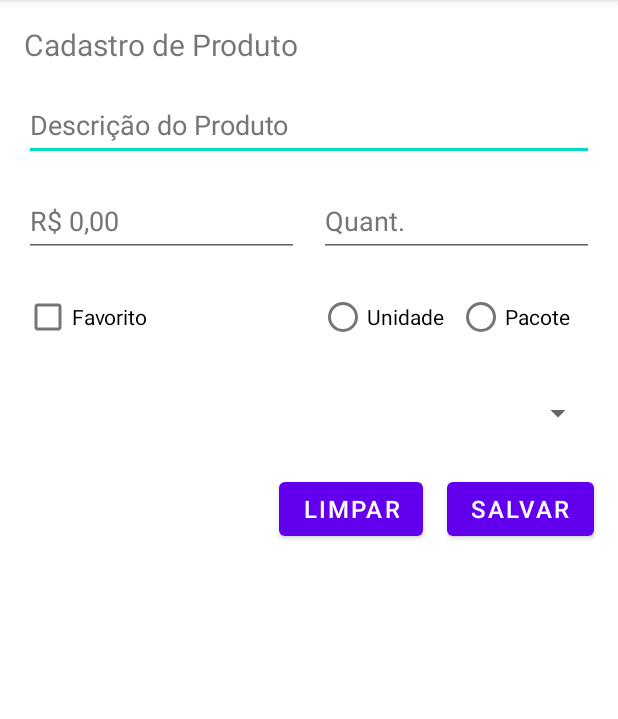
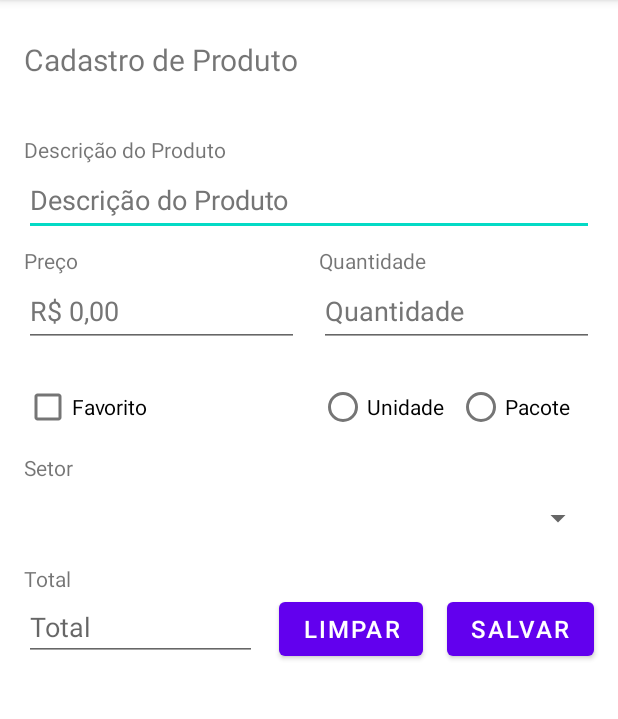
Before and after one commit to erikvalcezio/java-projects-utfpr, an Android app: the screen it shows after launch (MainActivity), on a phone screen of 412 x 824 dp, the part 84-803 px from its top. Run offline under Robolectric (Android 15) with nearby library versions, the phone set to English and light mode, and no system bars.

Commit message:
Android projeto Compensa

```diff
--- a/Desenvolvimento Java Para Dispositivos Moveis/Compensa/app/src/main/java/br/edu/utfpr/erikvalcezio/MainActivity.java
+++ b/Desenvolvimento Java Para Dispositivos Moveis/Compensa/app/src/main/java/br/edu/utfpr/erikvalcezio/MainActivity.java
@@ -24,6 +24,8 @@ public class MainActivity extends AppCompatActivity {
         this.descricaoProduto.setText("");
         this.preco.setText("");
         this.quantidade.setText("");
+
+        this.descricaoProduto.hasFocus();
     }
 
 }
--- a/Desenvolvimento Java Para Dispositivos Moveis/Compensa/app/src/main/res/layout/activity_main.xml
+++ b/Desenvolvimento Java Para Dispositivos Moveis/Compensa/app/src/main/res/layout/activity_main.xml
@@ -11,7 +11,7 @@
         android:layout_width="wrap_content"
         android:layout_height="wrap_content"
         android:layout_marginLeft="16dp"
-        android:layout_marginTop="16dp"
+        android:layout_marginTop="26dp"
         android:text="@string/cadastro_de_produto"
         android:textSize="20sp"
         app:layout_constraintLeft_toLeftOf="parent"
@@ -22,7 +22,7 @@
         android:id="@+id/editTextTextPersonNameDescricaoProduto"
         android:layout_width="380dp"
         android:layout_height="48dp"
-        android:layout_marginTop="16dp"
+        android:layout_marginTop="56dp"
         android:autofillHints=""
         android:ems="10"
         android:hint="@string/descricao_do_produto"
@@ -37,11 +37,11 @@
         android:id="@+id/editTextTextPersonNamePreco"
         android:layout_width="183dp"
         android:layout_height="48dp"
-        android:layout_marginTop="16dp"
+        android:layout_marginTop="26dp"
         android:autofillHints=""
         android:ems="10"
         android:hint="@string/preco_reais"
-        android:inputType="number"
+        android:inputType="numberDecimal"
         android:minHeight="48dp"
         android:textColorHint="#757575"
         app:layout_constraintStart_toStartOf="@+id/editTextTextPersonNameDescricaoProduto"
@@ -51,7 +51,7 @@
         android:id="@+id/editTextTextPersonNameQuantidade"
         android:layout_width="183dp"
         android:layout_height="48dp"
-        android:layout_marginTop="16dp"
+        android:layout_marginTop="26dp"
         android:autofillHints=""
         android:ems="10"
         android:hint="@string/quantidade"
@@ -89,7 +89,7 @@
         android:id="@+id/spinner"
         android:layout_width="380dp"
         android:layout_height="48dp"
-        android:layout_marginTop="16dp"
+        android:layout_marginTop="26dp"
         android:contentDescription="@string/setor"
         app:layout_constraintStart_toStartOf="@+id/editTextTextPersonNamePreco"
         app:layout_constraintTop_toBottomOf="@+id/radioGroup" />
@@ -107,7 +107,7 @@
         android:id="@+id/buttonLimpar"
         android:layout_width="wrap_content"
         android:layout_height="wrap_content"
-        android:layout_marginTop="16dp"
+        android:layout_marginTop="26dp"
         android:layout_marginEnd="16dp"
         android:layout_marginRight="16dp"
         android:onClick="limparCampos"
@@ -120,10 +120,63 @@
         android:id="@+id/button2"
         android:layout_width="wrap_content"
         android:layout_height="wrap_content"
-        android:layout_marginTop="16dp"
+        android:layout_marginTop="26dp"
         android:text="@string/salvar"
         android:textSize="16sp"
         app:layout_constraintEnd_toEndOf="@+id/spinner"
         app:layout_constraintTop_toBottomOf="@+id/spinner" />
 
+    <TextView
+        android:id="@+id/textView3"
+        android:layout_width="wrap_content"
+        android:layout_height="wrap_content"
+        android:text="@string/preco"
+        app:layout_constraintBottom_toTopOf="@+id/editTextTextPersonNamePreco"
+        app:layout_constraintStart_toStartOf="@+id/editTextTextPersonNamePreco" />
+
+    <TextView
+        android:id="@+id/textView7"
+        android:layout_width="wrap_content"
+        android:layout_height="wrap_content"
+        android:text="@string/total"
+        app:layout_constraintBottom_toTopOf="@+id/editTextNumberDecimal"
+        app:layout_constraintStart_toStartOf="@+id/editTextNumberDecimal" />
+
+    <TextView
+        android:id="@+id/textView6"
+        android:layout_width="wrap_content"
+        android:layout_height="wrap_content"
+        android:text="@string/setor"
+        app:layout_constraintBottom_toTopOf="@+id/spinner"
+        app:layout_constraintStart_toStartOf="@+id/spinner" />
+
+    <TextView
+        android:id="@+id/textView4"
+        android:layout_width="wrap_content"
+        android:layout_height="wrap_content"
+        android:text="@string/quantidade"
+        app:layout_constraintBottom_toTopOf="@+id/editTextTextPersonNameQuantidade"
+        app:layout_constraintStart_toStartOf="@+id/editTextTextPersonNameQuantidade" />
+
+    <TextView
+        android:id="@+id/textView5"
+        android:layout_width="wrap_content"
+        android:layout_height="wrap_content"
+        android:text="@string/descricao_do_produto"
+        app:layout_constraintBottom_toTopOf="@+id/editTextTextPersonNameDescricaoProduto"
+        app:layout_constraintStart_toStartOf="@+id/editTextTextPersonNameDescricaoProduto" />
+
+    <EditText
+        android:id="@+id/editTextNumberDecimal"
+        android:layout_width="155dp"
+        android:layout_height="45dp"
+        android:layout_marginTop="26dp"
+        android:ems="10"
+        android:hint="@string/total"
+        android:inputType="numberDecimal"
+        android:minHeight="48dp"
+        android:visibility="visible"
+        app:layout_constraintStart_toStartOf="@+id/spinner"
+        app:layout_constraintTop_toBottomOf="@+id/spinner" />
+
 </androidx.constraintlayout.widget.ConstraintLayout>
--- a/Desenvolvimento Java Para Dispositivos Moveis/Compensa/app/src/main/res/values/strings.xml
+++ b/Desenvolvimento Java Para Dispositivos Moveis/Compensa/app/src/main/res/values/strings.xml
@@ -3,11 +3,13 @@
     <string name="cadastro_de_produto">Cadastro de Produto</string>
     <string name="descricao_do_produto">Descrição do Produto</string>
     <string name="preco_reais">R$ 0,00</string>
-    <string name="quantidade">Quant.</string>
+    <string name="quantidade">Quantidade</string>
     <string name="unidade">Unidade</string>
     <string name="pacote">Pacote</string>
     <string name="setor">Setor</string>
     <string name="favorito">Favorito</string>
     <string name="limpar">Limpar</string>
     <string name="salvar">Salvar</string>
+    <string name="preco">Preço</string>
+    <string name="total">Total</string>
 </resources>
```
